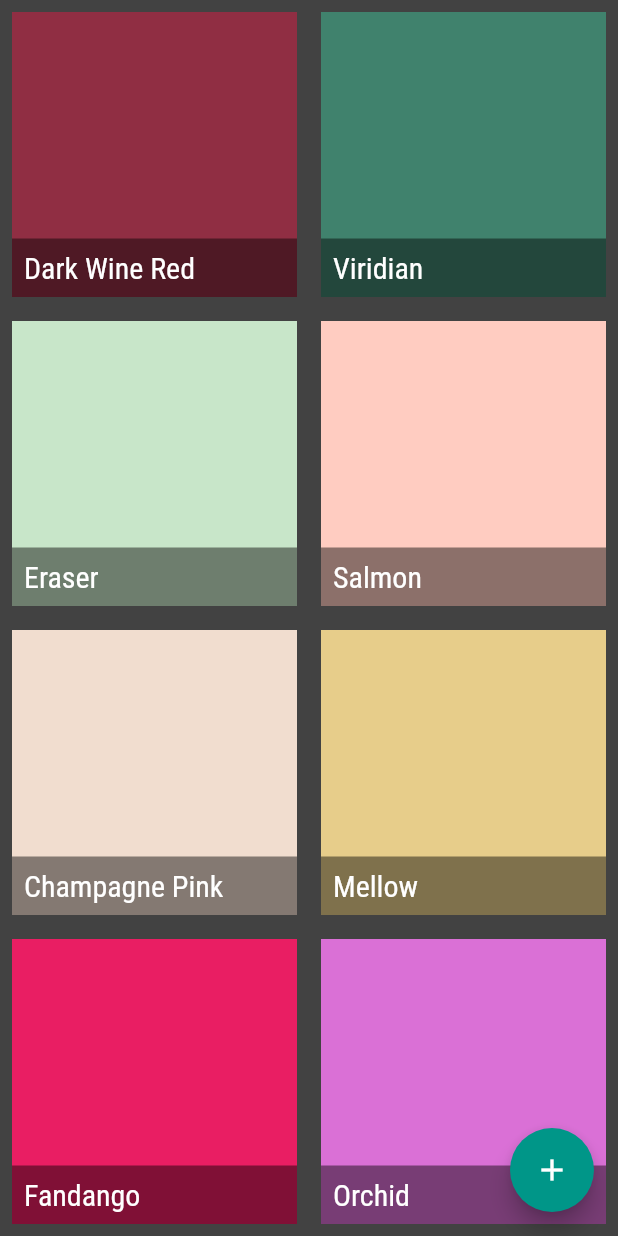
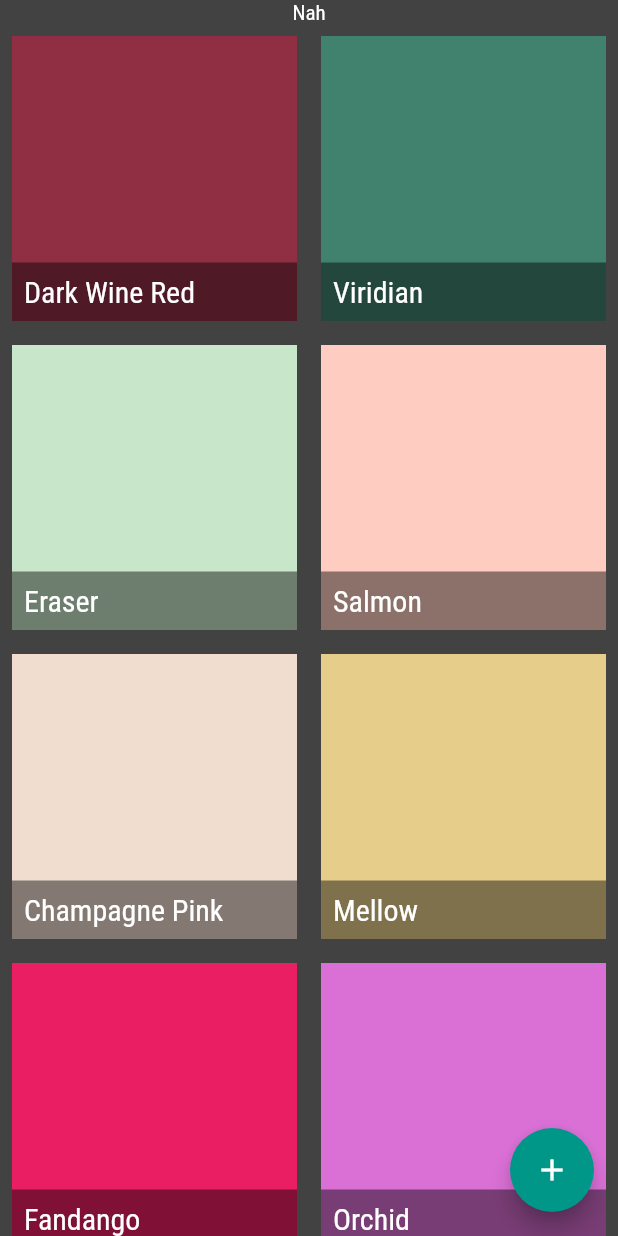
Before and after one commit to JunoNgx/flutter-pura, a Flutter app: the screen it shows after launch, on a phone screen of 412 x 824 dp. Run offline on Flutter 3.47's test engine with Material 2 defaults, Android fonts, the phone set to English and light mode, and no system bars; our stand-ins replace permission_handler; missing offline and left inert: wallpaperplugin.

```diff
--- a/lib/pages/color_list_page.dart
+++ b/lib/pages/color_list_page.dart
@@ -33,7 +33,11 @@ class _ColorListPageState extends State<ColorListPage> {
     return SafeArea(
       child: Scaffold(
         key: widget._homeScaffoldKey,
-          body: GridView.builder(
+          body: Column(
+            children: <Widget>[
+              Text('Nah'),
+              Expanded(
+                child: GridView.builder(
                   itemCount: widget.currentColorList.length,
                   gridDelegate: SliverGridDelegateWithFixedCrossAxisCount(
                     crossAxisCount: 2,
@@ -48,6 +52,9 @@ class _ColorListPageState extends State<ColorListPage> {
                       )
                     );
                   },
+                ),
+              ),
+            ],
           ),
         floatingActionButton: FloatingActionButton(
           child: Icon(Icons.add),
```
Also changed, not shown: lib/services/image_processor.dart (+25 -8 lines), lib/widgets/color_detail_dialog.dart (+4 -21 lines), 1 other file. Lines whose indentation alone changed are shown as unchanged.
